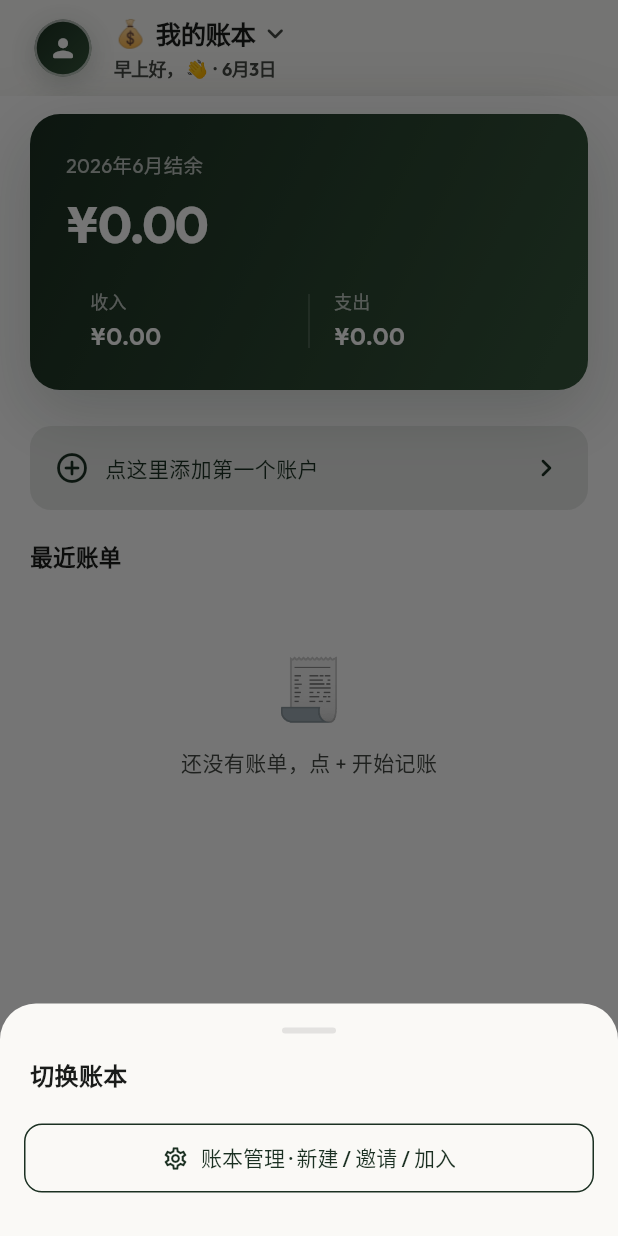
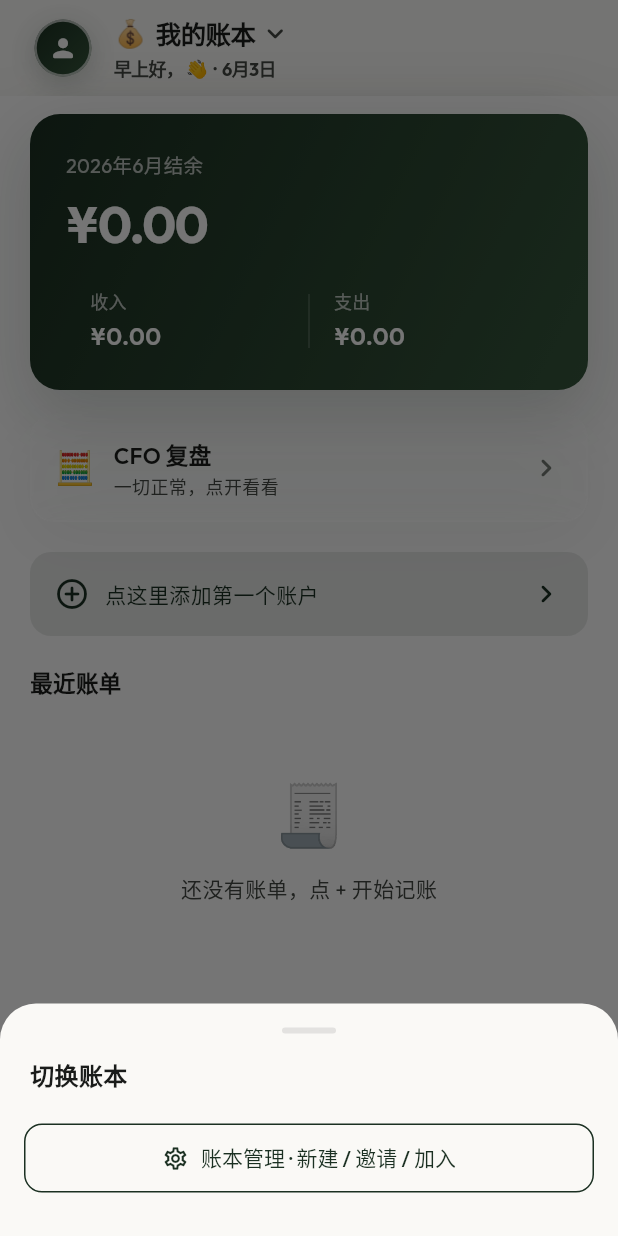
Before and after one commit to vic-vic-yang/finance-app, a Flutter app: the HomeScreen screen opened directly, after a tap on "我的账本", on a phone screen of 412 x 824 dp. Run offline on Flutter 3.47's test engine with Material 3 defaults, Android fonts, the phone set to English and light mode, and no system bars; our stand-ins replace file_picker, fl_chart, flutter_secure_storage, google_fonts, shared_preferences; missing offline and left inert: dart_sm_new; accounts and stored records are empty; network calls fail.

Commit message:
feat(cfo): home entry card for 复盘
Co-Authored-By: Claude Opus 4.8 <noreply@anthropic.com>

```diff
--- a/lib/screens/home_screen.dart
+++ b/lib/screens/home_screen.dart
@@ -19,6 +19,7 @@ import 'chat_screen.dart';
 import 'accounts_screen.dart';
 import 'bills_screen.dart';
 import 'budgets_screen.dart';
+import 'cfo_screen.dart';
 import 'ledgers_screen.dart';
 import 'profile_screen.dart';
 import 'recurring_screen.dart';
@@ -62,6 +63,9 @@ class _HomeScreenState extends State<HomeScreen>
   /// AI 洞察 feed
   List<AiInsight> _insights = [];
 
+  /// CFO 复盘待处理建议数量
+  int _cfoCount = 0;
+
   @override
   void initState() {
     super.initState();
@@ -94,6 +98,18 @@ class _HomeScreenState extends State<HomeScreen>
       final last  = DateTime(now.year, now.month + 1, 0).day;
       final end   = '${now.year}-${now.month.toString().padLeft(2, '0')}-${last.toString().padLeft(2, '0')}';
 
+      // CFO 复盘建议数量：与主数据并行拉取，失败不影响首页其他数据
+      final cfoFuture = ApiService.cfoProposals()
+          .then<int>((res) {
+            final list = (res is List
+                ? res
+                : (res is Map
+                    ? (res['proposals'] ?? res['data'] ?? const [])
+                    : const [])) as List;
+            return list.length;
+          })
+          .catchError((_) => 0);
+
       final results = await Future.wait([
         ApiService.getAccounts(),
         ApiService.getBills(limit: 8),
@@ -105,6 +121,8 @@ class _HomeScreenState extends State<HomeScreen>
           (_) => <String, dynamic>{'insights': []},
         ),
       ]);
+
+      final cfoCount = await cfoFuture;
 
       if (!mounted) return;
       final ledgers = (results[4]['ledgers'] as List? ?? [])
@@ -126,6 +144,7 @@ class _HomeScreenState extends State<HomeScreen>
             .map((b) => Budget.fromJson(b as Map<String, dynamic>)).toList();
         _insights = (results[5]['insights'] as List? ?? [])
             .map((i) => AiInsight.fromJson(i as Map<String, dynamic>)).toList();
+        _cfoCount = cfoCount;
         _ledgers = ledgers;
         _currentLedger = ledgers.firstWhere(
           (l) => l.id == currentId,
@@ -163,6 +182,7 @@ class _HomeScreenState extends State<HomeScreen>
                 padding: const EdgeInsets.fromLTRB(20, 4, 20, 0),
                 sliver: SliverToBoxAdapter(child: _summaryCard()),
               ),
+              SliverToBoxAdapter(child: _cfoEntryCard()),
               if (_insights.isNotEmpty) ...[
                 _sectionTitleWithAction(
                   '🤖 AI 洞察',
@@ -526,6 +546,46 @@ class _HomeScreenState extends State<HomeScreen>
               style: TextStyle(
                   color: fg, fontSize: 16, fontWeight: FontWeight.w600)),
         ],
+      ),
+    );
+  }
+
+  /// CFO 复盘入口卡：显示待处理建议数，点进 [CfoScreen]
+  Widget _cfoEntryCard() {
+    return Padding(
+      padding: const EdgeInsets.fromLTRB(20, 12, 20, 0),
+      child: GlassCard(
+        radius: 16,
+        padding: const EdgeInsets.all(16),
+        onTap: () async {
+          await Navigator.push(
+            context,
+            MaterialPageRoute(builder: (_) => const CfoScreen()),
+          );
+          if (mounted) _load();
+        },
+        child: Row(children: [
+          const Text('🧮', style: TextStyle(fontSize: 22)),
+          const SizedBox(width: 12),
+          Expanded(
+            child: Column(
+              crossAxisAlignment: CrossAxisAlignment.start,
+              children: [
+                Text('CFO 复盘',
+                    style: TextStyle(
+                        fontSize: 15,
+                        fontWeight: FontWeight.w600,
+                        color: AppColors.text1)),
+                const SizedBox(height: 1),
+                Text(
+                  _cfoCount > 0 ? '有 $_cfoCount 条建议待处理' : '一切正常，点开看看',
+                  style: TextStyle(fontSize: 12, color: AppColors.text2),
+                ),
+              ],
+            ),
+          ),
+          Icon(Icons.chevron_right_rounded, color: AppColors.text3),
+        ]),
       ),
     );
   }
```
